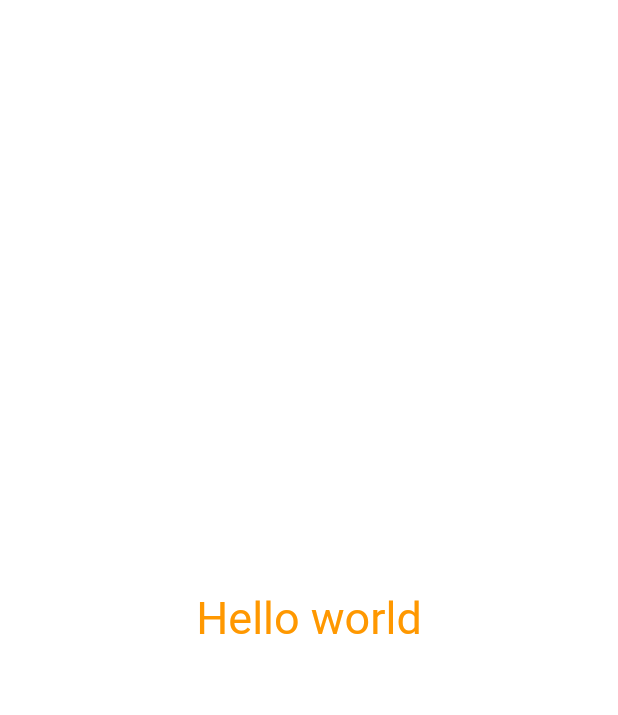
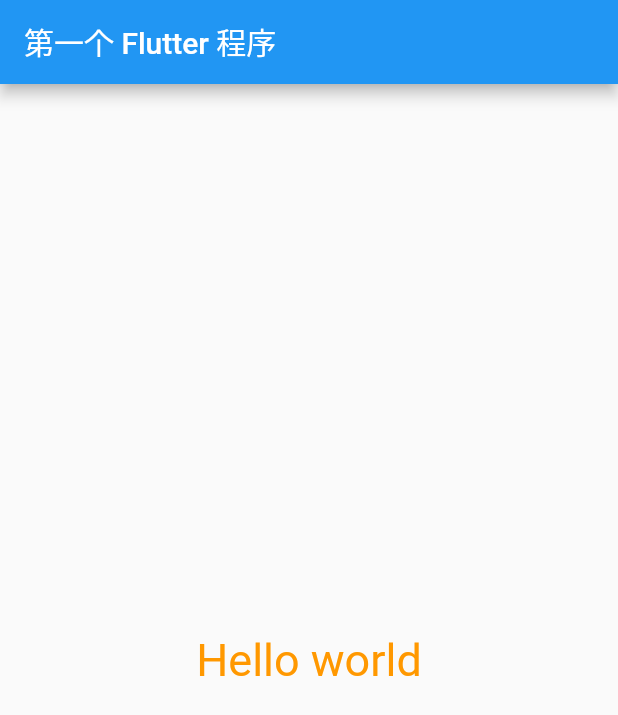
Before and after one commit to yishengma/flutter_app, a Flutter app: the screen it shows after launch, on a phone screen of 412 x 824 dp. Shown: the top 715 px of the screen. Run offline on Flutter 3.47's test engine with Material 2 defaults, Android fonts, the phone set to English and light mode, and no system bars.

Commit message:
dart 使用Material风格App

```diff
--- a/lib/main.dart
+++ b/lib/main.dart
@@ -3,15 +3,23 @@ import 'package:flutter/material.dart';
 
 
 main() {
-  runApp(Center(//将 Text 居中显示
+  runApp(
+      MaterialApp(
+        debugShowCheckedModeBanner: false,//去掉 debug 标签
+        home: Scaffold(
+          appBar: AppBar(
+            title: Text("第一个 Flutter 程序"),
+          ),
+          body: Center(
             child: Text(
               "Hello world",
-      textDirection: TextDirection.ltr,//dart 需要指定方向
               style: TextStyle(
                 fontSize: 30,
                 color: Colors.orange
               ),
             ),
+          ),
+        ),//脚手架用于快速搭建页面
       )
   );
 }
```
Lines whose indentation alone changed are shown as unchanged.
